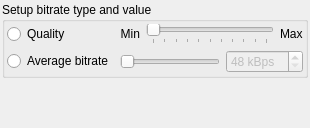
Before: the Qt Designer form apps/zxtune-qt/ui/conversion/ogg_settings.ui in vitamin-caig/zxtune, drawn with Qt 5.
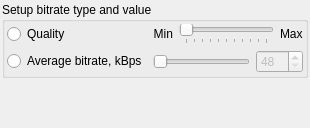
After: the same form once the commit is applied.

What changed in the file:
```diff
--- a/apps/zxtune-qt/ui/conversion/ogg_settings.ui
+++ b/apps/zxtune-qt/ui/conversion/ogg_settings.ui
@@ -79,7 +79,7 @@
       <item row="1" column="0">
        <widget class="QRadioButton" name="selectBitrate">
         <property name="text">
-         <string>Average bitrate</string>
+         <string>Average bitrate, kBps</string>
         </property>
        </widget>
       </item>
@@ -112,9 +112,6 @@
             <verstretch>0</verstretch>
            </sizepolicy>
           </property>
-          <property name="suffix">
-           <string> kBps</string>
-          </property>
           <property name="minimum">
            <number>48</number>
           </property>
```
Left out of the diff: 48 changed lines with no effect on the pictures.
